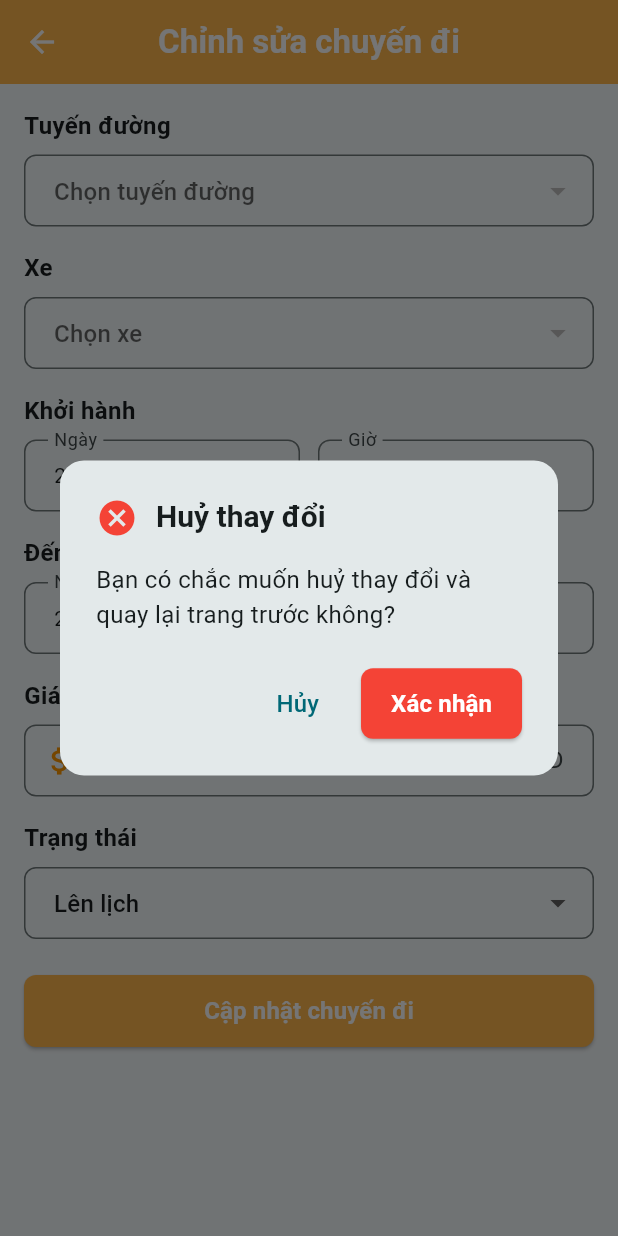
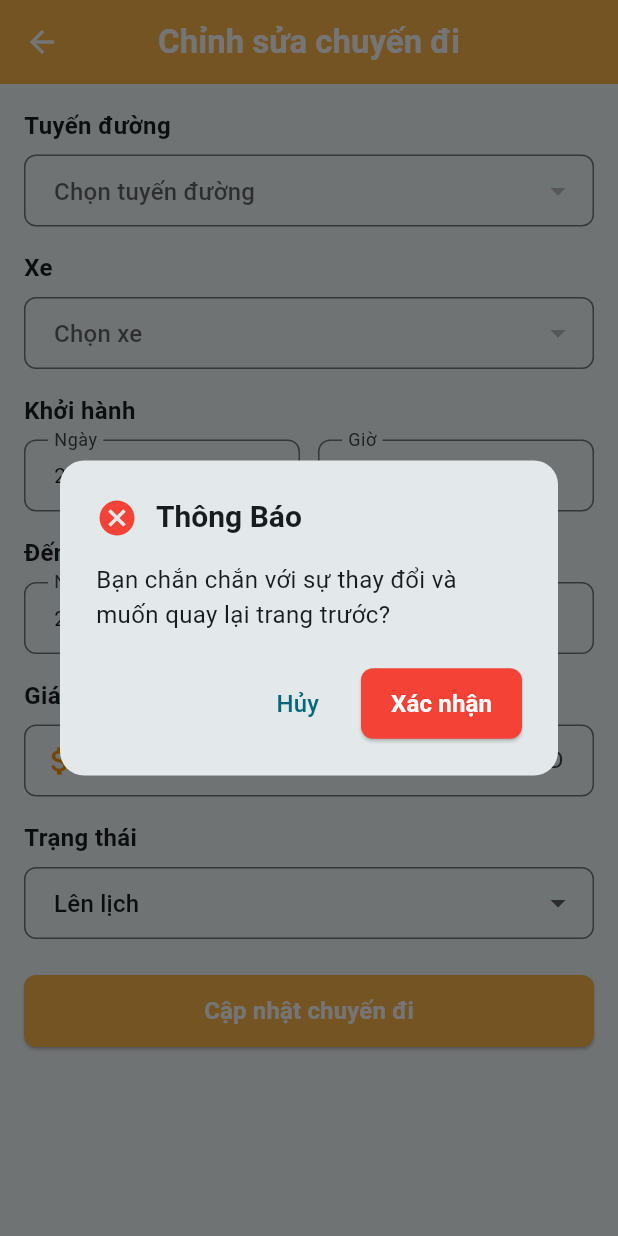
Before and after one commit to luke-nguyen-goldenowl/trip-booking-manager, a Flutter app: the BusTripEditScreen screen opened directly with empty values, after a tap on the "arrow back" icon, on a phone screen of 412 x 824 dp. Run offline on Flutter 3.47's test engine with Material 3 defaults, Android fonts, the phone set to English and light mode, and no system bars; our stand-ins replace curved_navigation_bar, diacritic, firebase_auth, firebase_core, flutter_bloc, flutter_dotenv and 5 more; accounts and stored records are empty; generated files the repository leaves out were written again; network calls fail.

Commit message:
[FIX]: fix message dialog

```diff
--- a/lib/pages/bus_company/bus_route/bus_route_edit_screen.dart
+++ b/lib/pages/bus_company/bus_route/bus_route_edit_screen.dart
@@ -85,9 +85,9 @@ class _BusRouteEditScreenState extends State<BusRouteEditScreen> {
           onPressed: () async {
             final confirmed = await DialogHelper.showConfirmation(
               context,
-              title: 'Huỷ thay đổi',
+              title: 'Thông Báo',
               message:
-                  'Bạn có chắc muốn huỷ thay đổi và quay lại trang trước không?',
+                  'Bạn chắn chắn với sự thay đổi và muốn quay lại trang trước?',
               icon: Icons.cancel,
               iconColor: Colors.red,
               confirmColor: Colors.red,
--- a/lib/pages/bus_company/bus_trip/bus_trip_edit_screen.dart
+++ b/lib/pages/bus_company/bus_trip/bus_trip_edit_screen.dart
@@ -96,9 +96,9 @@ class _BusTripEditScreenState extends State<BusTripEditScreen> {
             onPressed: () async {
               final confirmed = await DialogHelper.showConfirmation(
                 context,
-                title: 'Huỷ thay đổi',
+                title: 'Thông Báo',
                 message:
-                    'Bạn có chắc muốn huỷ thay đổi và quay lại trang trước không?',
+                    'Bạn chắn chắn với sự thay đổi và muốn quay lại trang trước?',
                 icon: Icons.cancel,
                 iconColor: Colors.red,
                 confirmColor: Colors.red,
```
